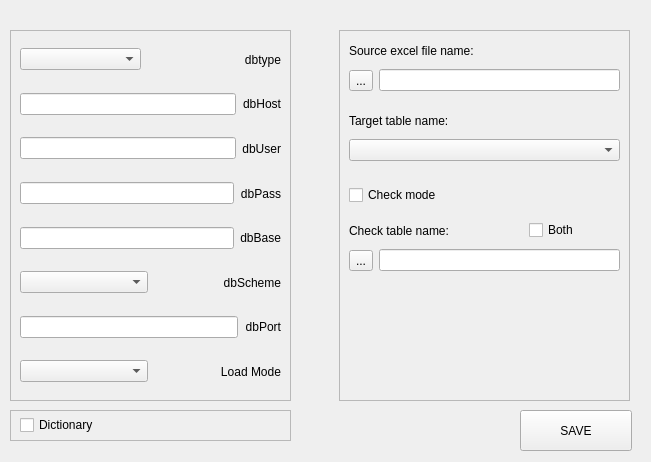
First picture: the form in GUI/gui_qt/setup_db_widget.ui, repository dmitry-pedchenko/Designer_Etl, before the edit.
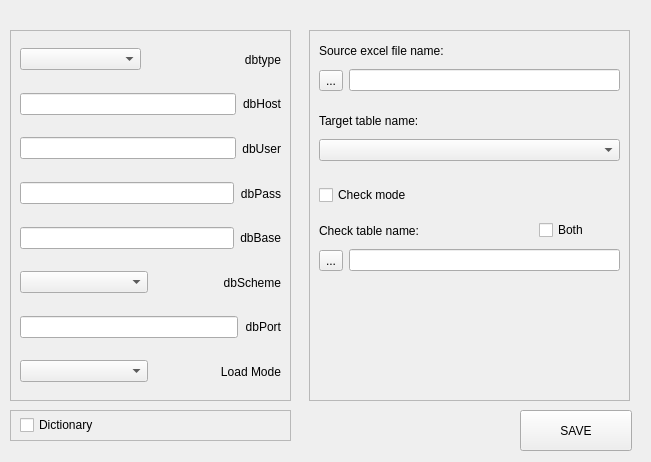
Second picture: the form after the edit.

What changed in the file:
```diff
--- a/GUI/gui_qt/setup_db_widget.ui
+++ b/GUI/gui_qt/setup_db_widget.ui
@@ -254,9 +254,9 @@
   <widget class="QFrame" name="frame_2">
    <property name="geometry">
     <rect>
-     <x>339</x>
+     <x>309</x>
      <y>30</y>
-     <width>291</width>
+     <width>321</width>
      <height>371</height>
     </rect>
    </property>
@@ -271,7 +271,7 @@
      <rect>
       <x>10</x>
       <y>30</y>
-      <width>271</width>
+      <width>301</width>
       <height>41</height>
      </rect>
     </property>
@@ -297,7 +297,7 @@
      <rect>
       <x>10</x>
       <y>100</y>
-      <width>271</width>
+      <width>301</width>
       <height>41</height>
      </rect>
     </property>
@@ -312,7 +312,7 @@
      <rect>
       <x>10</x>
       <y>210</y>
-      <width>271</width>
+      <width>301</width>
       <height>41</height>
      </rect>
     </property>
@@ -338,7 +338,7 @@
      <rect>
       <x>10</x>
       <y>150</y>
-      <width>111</width>
+      <width>181</width>
       <height>31</height>
      </rect>
     </property>
@@ -355,7 +355,7 @@
    <widget class="QCheckBox" name="checkBox_both">
     <property name="geometry">
      <rect>
-      <x>190</x>
+      <x>230</x>
       <y>190</y>
       <width>86</width>
       <height>20</height>
@@ -370,7 +370,7 @@
      <rect>
       <x>10</x>
       <y>260</y>
-      <width>271</width>
+      <width>301</width>
       <height>101</height>
      </rect>
     </property>
@@ -381,7 +381,7 @@
      <rect>
       <x>10</x>
       <y>10</y>
-      <width>191</width>
+      <width>241</width>
       <height>21</height>
      </rect>
     </property>
@@ -419,7 +419,7 @@
      <rect>
       <x>10</x>
       <y>190</y>
-      <width>171</width>
+      <width>211</width>
       <height>21</height>
      </rect>
     </property>
```
Left out of the diff: 2 changed lines with no effect on the pictures.
